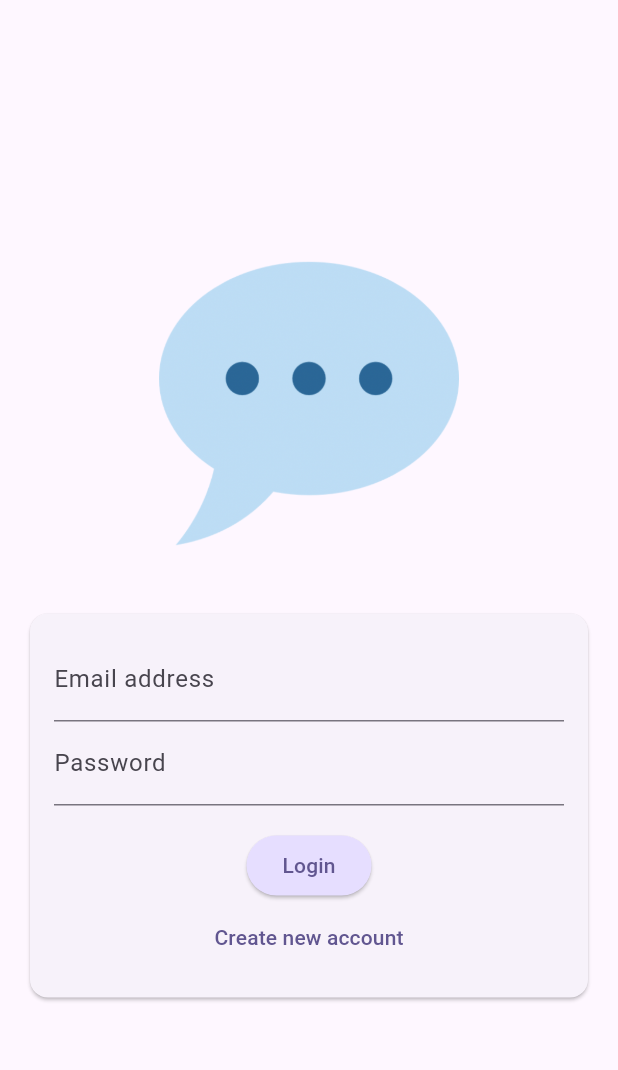
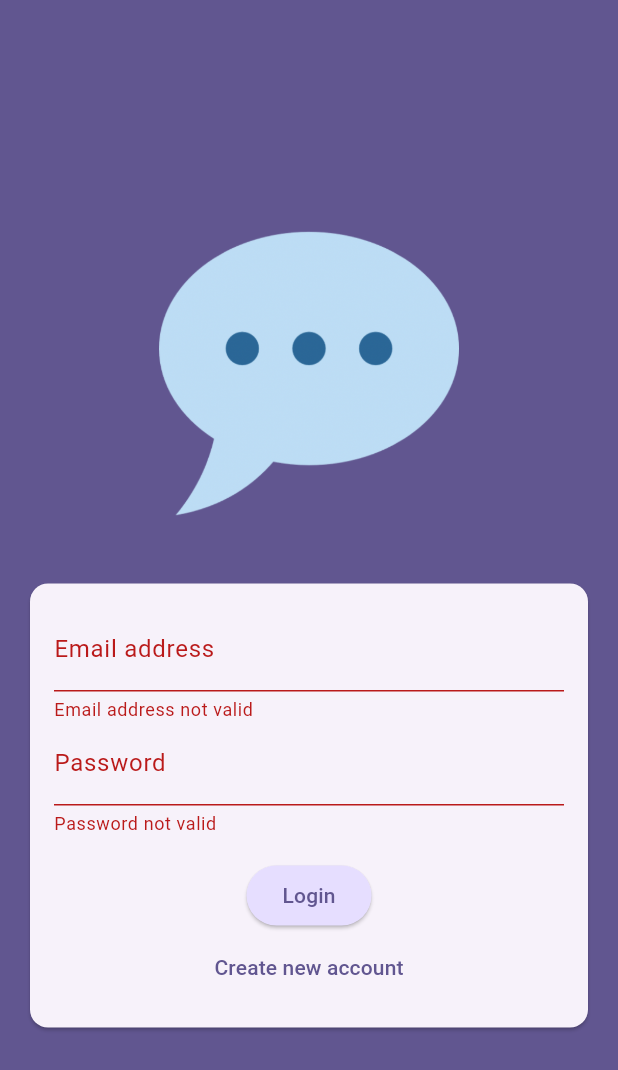
Before and after one commit to amrayman14/Chat-App, a Flutter app: the screen it shows after launch, after a tap on "Login", on a phone screen of 412 x 824 dp. Shown: the top 1070 px of the screen. Run offline on Flutter 3.47's test engine with Material 3 defaults, Android fonts, the phone set to English and light mode, and no system bars.

Commit message:
first commit

```diff
--- a/lib/screens/auth.dart
+++ b/lib/screens/auth.dart
@@ -1,5 +1,4 @@
 import 'package:flutter/material.dart';
-
 
 class AuthScreen extends StatefulWidget {
   const AuthScreen({super.key});
@@ -10,9 +9,21 @@ class AuthScreen extends StatefulWidget {
 
 class _AuthScreenState extends State<AuthScreen> {
   var _isLogin = true;
+  final _formKey = GlobalKey<FormState>();
+  var _enteredEmail = '';
+  var _enteredPassword = '';
+  void _submit(){
+    final isValidate = _formKey.currentState!.validate();
+    if(isValidate){
+      _formKey.currentState!.save();
+      print(_enteredEmail);
+      print(_enteredPassword);
+    }
+  }
   @override
   Widget build(BuildContext context) {
     return Scaffold(
+      backgroundColor: Theme.of(context).colorScheme.primary,
       body: Center(
         child: SingleChildScrollView(
           child: Column(
@@ -28,45 +39,71 @@ class _AuthScreenState extends State<AuthScreen> {
                 width: 200,
                 child: Image.asset('assets/images/chat.png'),
               ),
-               Card(
+              Card(
                 margin: const EdgeInsets.all(20),
                 child: SingleChildScrollView(
                   child: Padding(
                     padding: const EdgeInsets.all(16.0),
                     child: Form(
+                      key: _formKey,
                       child: Column(
                         mainAxisSize: MainAxisSize.min,
                         children: [
-                         const TextField(
-                            decoration: InputDecoration(
-                              labelText: "Email address"
-                            ),
+                          TextFormField(
+                            decoration: const InputDecoration(
+                                labelText: "Email address"),
                             keyboardType: TextInputType.emailAddress,
                             autocorrect: false,
                             textCapitalization: TextCapitalization.none,
+                            validator: (value) {
+                              if (value == null ||
+                                  value.trim().isEmpty ||
+                                  !value.contains("@")) {
+                                return "Email address not valid";
+                              }
+                              return null;
+                            },
+                            onSaved: (value){
+                              _enteredEmail = value!;
+                            },
                           ),
-                         const TextField(
-                            decoration: InputDecoration(
-                                labelText: "Password"
+                          TextFormField(
+                            decoration: const InputDecoration(
+                              labelText: "Password",
                             ),
                             obscureText: true,
+                            validator: (value) {
+                              if (value == null ||
+                                  value.trim().length < 6
+                                ) {
+                                return "Password not valid";
+                              }
+                              return null;
+                            },
+                            onSaved: (value){
+                              _enteredPassword = value!;
+                            },
                           ),
-                          const SizedBox(height: 16,),
+                          const SizedBox(
+                            height: 16,
+                          ),
                           ElevatedButton(
-                            style: ElevatedButton.styleFrom(
-                              backgroundColor: Theme.of(context).colorScheme.primaryContainer
-                            ),
-                              onPressed: (){},
-                              child: Text(_isLogin ? "Login" : "SignUp")
-                          ),
+                              style: ElevatedButton.styleFrom(
+                                  backgroundColor: Theme.of(context)
+                                      .colorScheme
+                                      .primaryContainer),
+                              onPressed: _submit,
+                              child: Text(_isLogin ? "Login" : "SignUp")),
                           TextButton(
-                              onPressed: (){
+                              onPressed: () {
                                 _isLogin = !_isLogin;
                               },
-                              child: Text(_isLogin ? "Create new account" : "already have account")
-                          )
+                              child: Text(_isLogin
+                                  ? "Create new account"
+                                  : "already have account"))
                         ],
-                    ),),
+                      ),
+                    ),
                   ),
                 ),
               )
```
